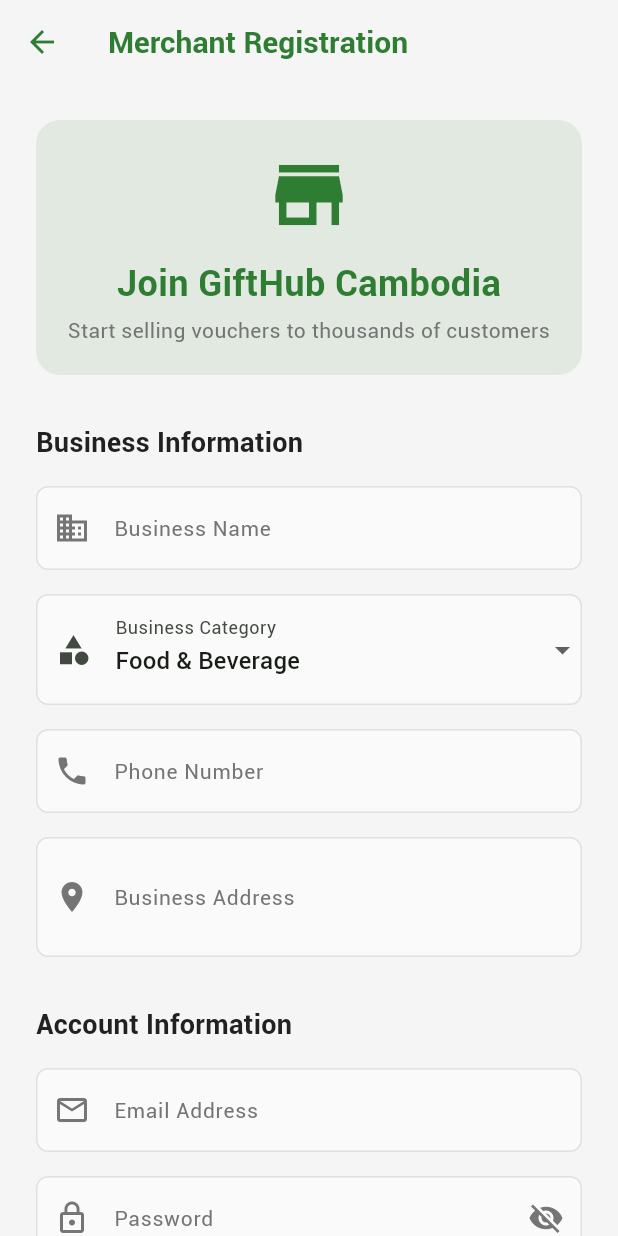
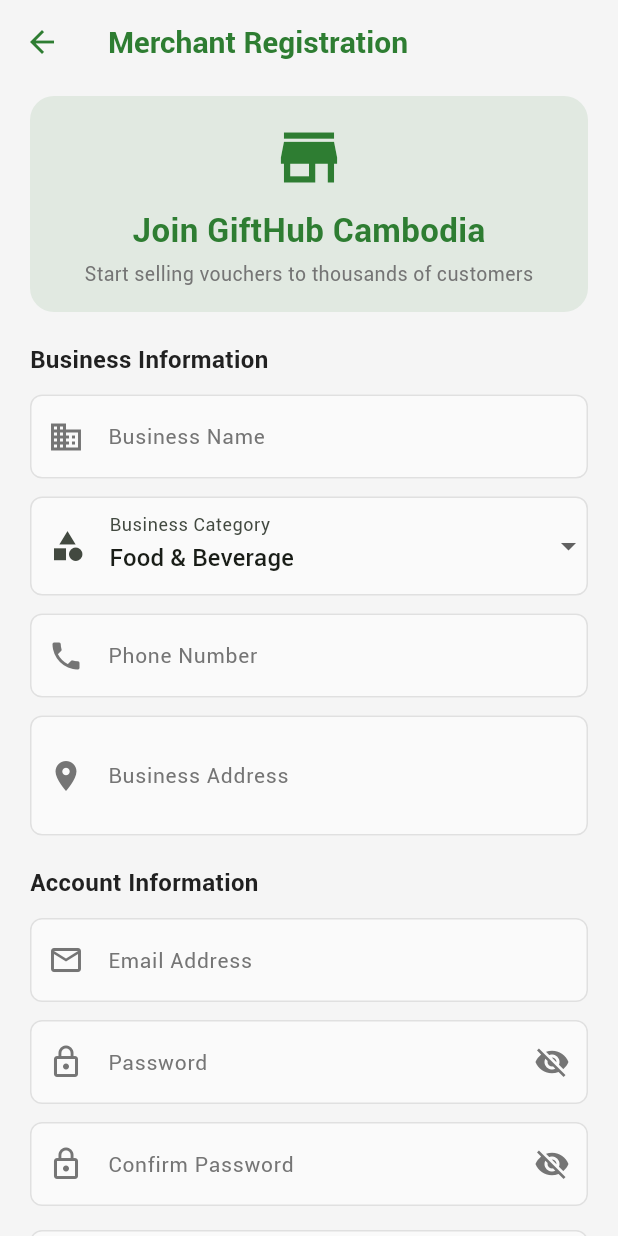
Before and after one commit to suonpisey-aeu/gifthub_merchant, a Flutter app: the MerchantRegisterScreen screen opened by its route, on a phone screen of 412 x 824 dp. Run offline on Flutter 3.47's test engine with Material 3 defaults, Android fonts, the phone set to English and light mode, and no system bars; network calls fail.

Commit message:
chore: push all changes

```diff
--- a/lib/screens/auth/merchant_login_screen.dart
+++ b/lib/screens/auth/merchant_login_screen.dart
@@ -49,7 +49,7 @@
                 ),
               ),
               Text(
-                'Merchant Portal',
+                'Merchant',
                 style: TextStyle(
                   fontSize: 16,
                   color: Colors.white70,
--- a/lib/screens/auth/merchant_register_screen.dart
+++ b/lib/screens/auth/merchant_register_screen.dart
@@ -1,6 +1,3 @@
-// =============================================================================
-// File: screens/auth/merchant_register_screen.dart
-// =============================================================================
 import 'package:flutter/material.dart';
 import 'package:provider/provider.dart';
 import '../../providers/merchant_provider.dart';
@@ -42,6 +39,7 @@
   Widget build(BuildContext context) {
     return Scaffold(
       backgroundColor: AppTheme.backgroundColor,
+      resizeToAvoidBottomInset: true, // ✅ Handle keyboard properly
       appBar: AppBar(
         backgroundColor: Colors.transparent,
         elevation: 0,
@@ -56,15 +54,15 @@
       ),
       body: SafeArea(
         child: SingleChildScrollView(
-          padding: EdgeInsets.all(24),
+          padding: EdgeInsets.fromLTRB(20, 8, 20, 20), // ✅ Reduced top padding
           child: Form(
             key: _formKey,
             child: Column(
               crossAxisAlignment: CrossAxisAlignment.stretch,
               children: [
-                // Header
+                // Header - More compact
                 Container(
-                  padding: EdgeInsets.all(20),
+                  padding: EdgeInsets.all(16), // ✅ Reduced padding
                   decoration: BoxDecoration(
                     color: AppTheme.primaryColor.withOpacity(0.1),
                     borderRadius: BorderRadius.circular(16),
@@ -73,14 +71,14 @@
                     children: [
                       Icon(
                         Icons.store,
-                        size: 60,
+                        size: 50, // ✅ Smaller icon
                         color: AppTheme.primaryColor,
                       ),
-                      SizedBox(height: 12),
+                      SizedBox(height: 8), // ✅ Reduced spacing
                       Text(
                         'Join GiftHub Cambodia',
                         style: TextStyle(
-                          fontSize: 24,
+                          fontSize: 22, // ✅ Smaller font
                           fontWeight: FontWeight.bold,
                           color: AppTheme.primaryColor,
                         ),
@@ -89,7 +87,7 @@
                       Text(
                         'Start selling vouchers to thousands of customers',
                         style: TextStyle(
-                          fontSize: 14,
+                          fontSize: 13, // ✅ Smaller font
                           color: AppTheme.textSecondary,
                         ),
                         textAlign: TextAlign.center,
@@ -98,18 +96,18 @@
                   ),
                 ),
 
-                SizedBox(height: 32),
+                SizedBox(height: 20), // ✅ Reduced spacing
 
                 // Business Information Section
                 Text(
                   'Business Information',
                   style: TextStyle(
-                    fontSize: 18,
+                    fontSize: 16, // ✅ Smaller font
                     fontWeight: FontWeight.bold,
                     color: AppTheme.textPrimary,
                   ),
                 ),
-                SizedBox(height: 16),
+                SizedBox(height: 12), // ✅ Reduced spacing
 
                 CustomTextField(
                   controller: _businessNameController,
@@ -126,7 +124,7 @@
                     return null;
                   },
                 ),
-                SizedBox(height: 16),
+                SizedBox(height: 12), // ✅ Reduced spacing
 
                 // Category Dropdown
                 Container(
@@ -141,7 +139,7 @@
                       labelText: 'Business Category',
                       prefixIcon: Icon(Icons.category),
                       border: InputBorder.none,
-                      contentPadding: EdgeInsets.symmetric(horizontal: 16, vertical: 16),
+                      contentPadding: EdgeInsets.symmetric(horizontal: 16, vertical: 12), // ✅ Reduced padding
                     ),
                     items: _categories.map((String category) {
                       return DropdownMenuItem<String>(
@@ -156,7 +154,7 @@
                     },
                   ),
                 ),
-                SizedBox(height: 16),
+                SizedBox(height: 12),
 
                 CustomTextField(
                   controller: _phoneController,
@@ -174,7 +172,7 @@
                     return null;
                   },
                 ),
-                SizedBox(height: 16),
+                SizedBox(height: 12),
 
                 CustomTextField(
                   controller: _addressController,
@@ -190,18 +188,18 @@
                   },
                 ),
 
-                SizedBox(height: 32),
+                SizedBox(height: 20), // ✅ Reduced spacing
 
                 // Account Information Section
                 Text(
                   'Account Information',
                   style: TextStyle(
-                    fontSize: 18,
+                    fontSize: 16,
                     fontWeight: FontWeight.bold,
                     color: AppTheme.textPrimary,
                   ),
                 ),
-                SizedBox(height: 16),
+                SizedBox(height: 12),
 
                 CustomTextField(
                   controller: _emailController,
@@ -219,7 +217,7 @@
                     return null;
                   },
                 ),
-                SizedBox(height: 16),
+                SizedBox(height: 12),
 
                 CustomTextField(
                   controller: _passwordController,
@@ -237,7 +235,7 @@
                     return null;
                   },
                 ),
-                SizedBox(height: 16),
+                SizedBox(height: 12),
 
                 CustomTextField(
                   controller: _confirmPasswordController,
@@ -256,11 +254,11 @@
                   },
                 ),
 
-                SizedBox(height: 24),
+                SizedBox(height: 16), // ✅ Reduced spacing
 
-                // Terms and Conditions
+                // Terms and Conditions - More compact
                 Container(
-                  padding: EdgeInsets.all(16),
+                  padding: EdgeInsets.all(12), // ✅ Reduced padding
                   decoration: BoxDecoration(
                     color: Colors.grey[50],
                     borderRadius: BorderRadius.circular(8),
@@ -271,7 +269,10 @@
                   ),
                   child: Row(
                     children: [
-                      Checkbox(
+                      SizedBox(
+                        width: 24,
+                        height: 24,
+                        child: Checkbox(
                           value: _acceptedTerms,
                           onChanged: (bool? value) {
                             setState(() {
@@ -279,7 +280,10 @@
                             });
                           },
                           activeColor: AppTheme.primaryColor,
+                          materialTapTargetSize: MaterialTapTargetSize.shrinkWrap,
                         ),
+                      ),
+                      SizedBox(width: 8),
                       Expanded(
                         child: GestureDetector(
                           onTap: () {
@@ -290,7 +294,7 @@
                           child: RichText(
                             text: TextSpan(
                               style: TextStyle(
-                                fontSize: 14,
+                                fontSize: 13, // ✅ Smaller font
                                 color: AppTheme.textPrimary,
                               ),
                               children: [
@@ -321,7 +325,7 @@
                   ),
                 ),
 
-                SizedBox(height: 32),
+                SizedBox(height: 20), // ✅ Reduced spacing
 
                 // Register Button
                 Consumer<MerchantProvider>(
@@ -330,6 +334,9 @@
                       text: 'Create Account',
                       isLoading: merchantProvider.isLoading,
                       onPressed: () async {
+                        // Dismiss keyboard
+                        FocusScope.of(context).unfocus();
+
                         if (!_acceptedTerms) {
                           ScaffoldMessenger.of(context).showSnackBar(
                             SnackBar(
@@ -379,32 +386,41 @@
                   },
                 ),
 
-                SizedBox(height: 16),
+                SizedBox(height: 12), // ✅ Reduced spacing
 
-                // Already have account
+                // Already have account - More compact
                 Row(
                   mainAxisAlignment: MainAxisAlignment.center,
                   children: [
                     Text(
                       'Already have an account? ',
-                      style: TextStyle(color: AppTheme.textSecondary),
+                      style: TextStyle(
+                        color: AppTheme.textSecondary,
+                        fontSize: 13, // ✅ Smaller font
+                      ),
                     ),
                     TextButton(
                       onPressed: () {
                         Navigator.pop(context);
                       },
+                      style: TextButton.styleFrom(
+                        padding: EdgeInsets.symmetric(horizontal: 8, vertical: 4),
+                        minimumSize: Size(0, 0),
+                        tapTargetSize: MaterialTapTargetSize.shrinkWrap,
+                      ),
                       child: Text(
                         'Sign In',
                         style: TextStyle(
                           color: AppTheme.primaryColor,
                           fontWeight: FontWeight.w600,
+                          fontSize: 13,
                         ),
                       ),
                     ),
                   ],
                 ),
 
-                SizedBox(height: 24),
+                SizedBox(height: 16), // ✅ Bottom padding for keyboard
               ],
             ),
           ),
```
Also changed, not shown: lib/screens/merchant/merchant_dashboard_screen.dart (+51 -36 lines), lib/widgets/stat_card.dart (+12 -8 lines), pubspec.yaml (+4 -4 lines), pubspec.lock. Lines whose indentation alone changed are shown as unchanged.
